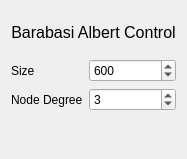
Old version of the form visigoth/barabasialbert.ui in the repository scvalex/visigoth.
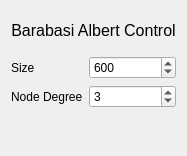
New version of the form.

The edit to the form file:
```diff
--- a/visigoth/barabasialbert.ui
+++ b/visigoth/barabasialbert.ui
@@ -7,14 +7,14 @@
     <x>0</x>
     <y>0</y>
     <width>185</width>
-    <height>159</height>
+    <height>156</height>
    </rect>
   </property>
   <property name="windowTitle">
    <string>Form</string>
   </property>
-  <layout class="QVBoxLayout" name="verticalLayout">
-   <item>
+  <layout class="QGridLayout" name="gridLayout">
+   <item row="0" column="0">
     <widget class="QLabel" name="algo">
      <property name="font">
       <font>
@@ -29,7 +29,7 @@
      </property>
     </widget>
    </item>
-   <item>
+   <item row="1" column="0">
     <layout class="QFormLayout" name="formLayout">
      <item row="0" column="0">
       <widget class="QLabel" name="label_2">
@@ -73,7 +73,7 @@
      </item>
     </layout>
    </item>
-   <item>
+   <item row="2" column="0">
     <spacer name="verticalSpacer">
      <property name="orientation">
       <enum>Qt::Vertical</enum>
```
